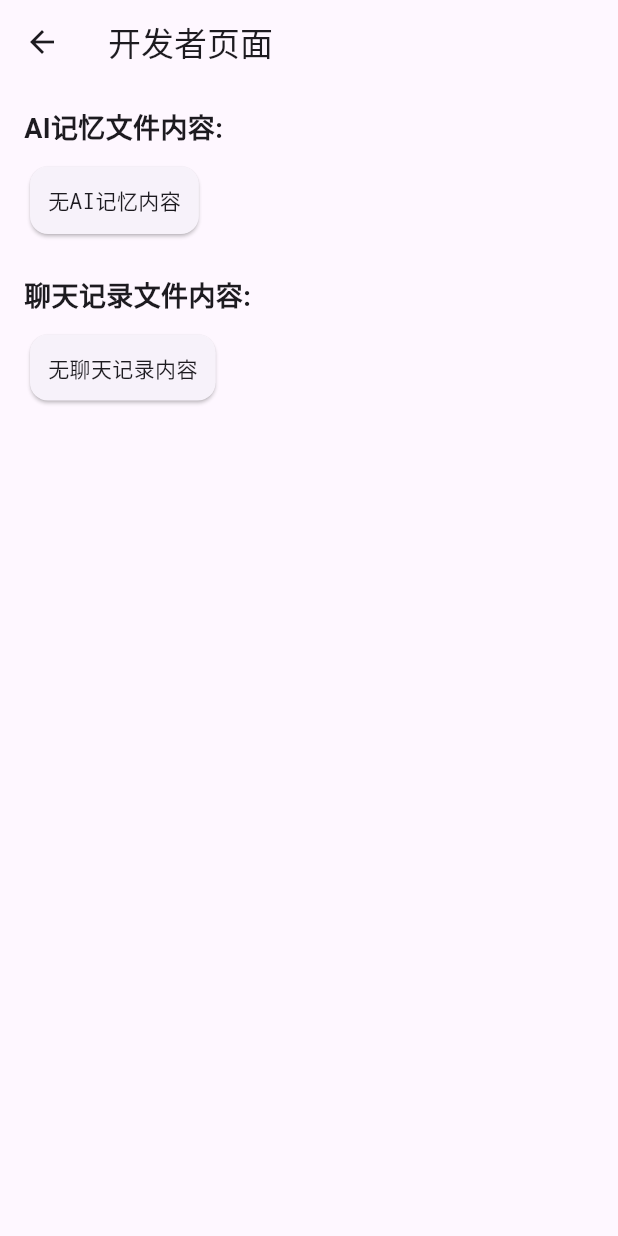
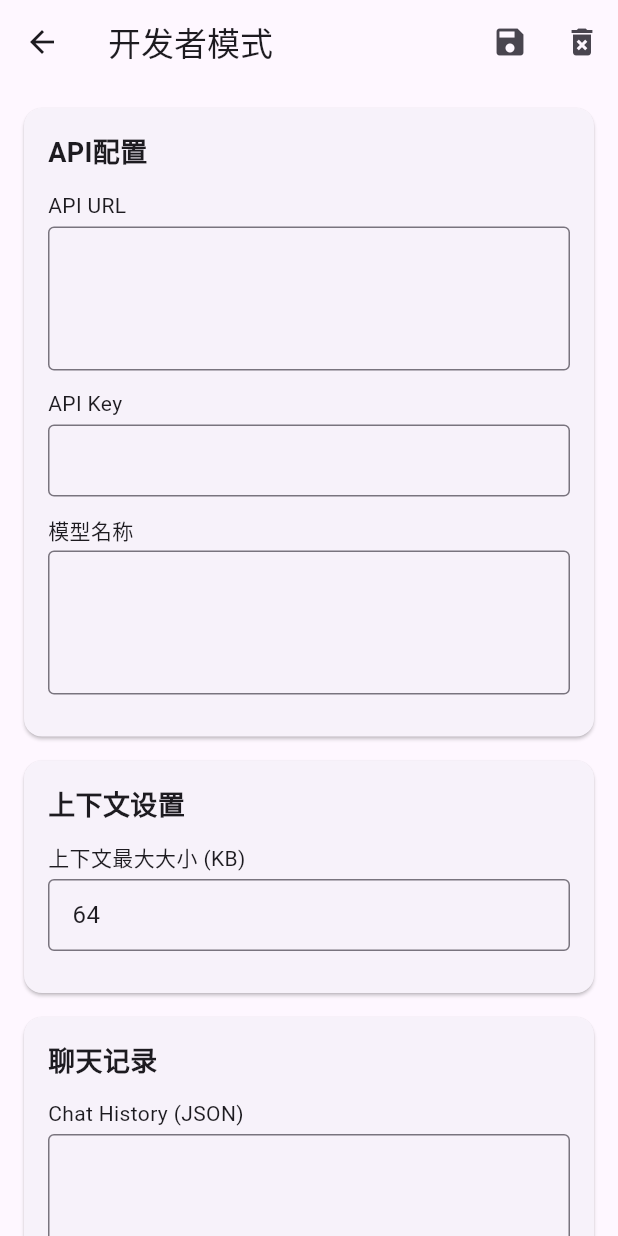
Before and after one commit to Linming-XHL/hufoxbot, a Flutter app: the DeveloperPage screen opened directly, on a phone screen of 412 x 824 dp. Run offline on Flutter 3.47's test engine with Material 3 defaults, Android fonts, the phone set to English and light mode, and no system bars; our stand-ins replace shared_preferences; accounts and stored records are empty.

Commit message:
v1.1.0: 添加消息管理、优化上下文控制、开发者页面等

```diff
--- a/lib/src/pages/developer_page.dart
+++ b/lib/src/pages/developer_page.dart
@@ -9,95 +9,184 @@ class DeveloperPage extends StatefulWidget {
 }
 
 class _DeveloperPageState extends State<DeveloperPage> {
-  String _aiMemoryContent = '';
-  String _chatHistoryContent = '';
+  final Map<String, dynamic> _data = {};
+  final Map<String, TextEditingController> _controllers = {};
   bool _isLoading = true;
 
   @override
   void initState() {
     super.initState();
-    _loadFiles();
+    _loadData();
   }
 
-  Future<void> _loadFiles() async {
+  @override
+  void dispose() {
+    for (var controller in _controllers.values) {
+      controller.dispose();
+    }
+    super.dispose();
+  }
+
+  Future<void> _loadData() async {
+    setState(() => _isLoading = true);
+
+    final apiConfig = await StorageService.getApiConfig();
+    final contextMaxSize = await StorageService.getContextMaxSize();
+    final chatHistory = await StorageService.getChatHistory();
+
     setState(() {
-      _isLoading = true;
+      _data['apiUrl'] = apiConfig?['apiUrl'] ?? '';
+      _data['apiKey'] = apiConfig?['apiKey'] ?? '';
+      _data['modelName'] = apiConfig?['modelName'] ?? '';
+      _data['contextMaxSize'] = contextMaxSize.toString();
+      _data['chatHistory'] = chatHistory ?? '';
+
+      _controllers['apiUrl'] = TextEditingController(text: _data['apiUrl']);
+      _controllers['apiKey'] = TextEditingController(text: _data['apiKey']);
+      _controllers['modelName'] = TextEditingController(text: _data['modelName']);
+      _controllers['contextMaxSize'] = TextEditingController(text: _data['contextMaxSize']);
+      _controllers['chatHistory'] = TextEditingController(text: _data['chatHistory']);
+
+      _isLoading = false;
     });
+  }
 
+  Future<void> _saveData() async {
     try {
-      // 加载AI记忆文件
-      final aiMemory = await StorageService.getAIMemory() ?? '无AI记忆内容';
+      await StorageService.saveApiConfig(
+        apiUrl: _controllers['apiUrl']!.text,
+        apiKey: _controllers['apiKey']!.text,
+        modelName: _controllers['modelName']!.text,
+      );
 
-      // 加载聊天记录文件
-      final chatHistory = await StorageService.getChatHistory() ?? '无聊天记录内容';
+      final contextSize = int.tryParse(_controllers['contextMaxSize']!.text) ?? 64;
+      await StorageService.saveContextMaxSize(contextSize);
 
-      setState(() {
-        _aiMemoryContent = aiMemory;
-        _chatHistoryContent = chatHistory;
-        _isLoading = false;
-      });
+      await StorageService.saveChatHistory(_controllers['chatHistory']!.text);
+
+      if (mounted) {
+        ScaffoldMessenger.of(context).showSnackBar(
+          const SnackBar(content: Text('保存成功')),
+        );
+      }
     } catch (e) {
-      setState(() {
-        _aiMemoryContent = '加载AI记忆失败: $e';
-        _chatHistoryContent = '加载聊天记录失败: $e';
-        _isLoading = false;
-      });
+      if (mounted) {
+        ScaffoldMessenger.of(context).showSnackBar(
+          SnackBar(content: Text('保存失败: $e')),
+        );
+      }
     }
+  }
+
+  Future<void> _clearAllData() async {
+    final confirm = await showDialog<bool>(
+      context: context,
+      builder: (context) => AlertDialog(
+        title: const Text('确认清除'),
+        content: const Text('确定要清除所有数据吗？此操作不可恢复。'),
+        actions: [
+          TextButton(
+            onPressed: () => Navigator.pop(context, false),
+            child: const Text('取消'),
+          ),
+          TextButton(
+            onPressed: () => Navigator.pop(context, true),
+            child: const Text('确定'),
+          ),
+        ],
+      ),
+    );
+
+    if (confirm == true) {
+      await StorageService.clearApiConfig();
+      await StorageService.clearChatHistory();
+      await _loadData();
+      if (mounted) {
+        ScaffoldMessenger.of(context).showSnackBar(
+          const SnackBar(content: Text('已清除所有数据')),
+        );
+      }
+    }
+  }
+
+  Widget _buildSection(String title, List<Widget> children) {
+    return Card(
+      margin: const EdgeInsets.all(8),
+      child: Padding(
+        padding: const EdgeInsets.all(16),
+        child: Column(
+          crossAxisAlignment: CrossAxisAlignment.start,
+          children: [
+            Text(
+              title,
+              style: const TextStyle(
+                fontSize: 18,
+                fontWeight: FontWeight.bold,
+              ),
+            ),
+            const SizedBox(height: 12),
+            ...children,
+          ],
+        ),
+      ),
+    );
+  }
+
+  Widget _buildTextField(String label, String key, {int maxLines = 3, bool obscure = false}) {
+    return Column(
+      crossAxisAlignment: CrossAxisAlignment.start,
+      children: [
+        Text(label),
+        const SizedBox(height: 4),
+        TextField(
+          controller: _controllers[key],
+          maxLines: maxLines,
+          obscureText: obscure,
+          decoration: const InputDecoration(
+            border: OutlineInputBorder(),
+            isDense: true,
+          ),
+        ),
+        const SizedBox(height: 12),
+      ],
+    );
   }
 
   @override
   Widget build(BuildContext context) {
     return Scaffold(
       appBar: AppBar(
-        title: const Text('开发者页面'),
+        title: const Text('开发者模式'),
+        actions: [
+          IconButton(
+            icon: const Icon(Icons.save),
+            onPressed: _saveData,
+            tooltip: '保存',
+          ),
+          IconButton(
+            icon: const Icon(Icons.delete_forever),
+            onPressed: _clearAllData,
+            tooltip: '清除所有数据',
+          ),
+        ],
       ),
       body: _isLoading
           ? const Center(child: CircularProgressIndicator())
-          : SingleChildScrollView(
-              padding: const EdgeInsets.all(16.0),
-              child: Column(
-                crossAxisAlignment: CrossAxisAlignment.start,
-                children: [
-                  // AI记忆文件内容
-                  const Text(
-                    'AI记忆文件内容:',
-                    style: TextStyle(
-                      fontSize: 18,
-                      fontWeight: FontWeight.bold,
-                    ),
-                  ),
-                  const SizedBox(height: 8),
-                  Card(
-                    child: Padding(
-                      padding: const EdgeInsets.all(12.0),
-                      child: Text(
-                        _aiMemoryContent,
-                        style: const TextStyle(fontFamily: 'Monospace'),
-                      ),
-                    ),
-                  ),
-                  const SizedBox(height: 24),
-
-                  // 聊天记录文件内容
-                  const Text(
-                    '聊天记录文件内容:',
-                    style: TextStyle(
-                      fontSize: 18,
-                      fontWeight: FontWeight.bold,
-                    ),
-                  ),
-                  const SizedBox(height: 8),
-                  Card(
-                    child: Padding(
-                      padding: const EdgeInsets.all(12.0),
-                      child: Text(
-                        _chatHistoryContent,
-                        style: const TextStyle(fontFamily: 'Monospace'),
-                      ),
-                    ),
-                  ),
-                ],
-              ),
+          : ListView(
+              padding: const EdgeInsets.all(8),
+              children: [
+                _buildSection('API配置', [
+                  _buildTextField('API URL', 'apiUrl'),
+                  _buildTextField('API Key', 'apiKey', obscure: true, maxLines: 1),
+                  _buildTextField('模型名称', 'modelName'),
+                ]),
+                _buildSection('上下文设置', [
+                  _buildTextField('上下文最大大小 (KB)', 'contextMaxSize', maxLines: 1),
+                ]),
+                _buildSection('聊天记录', [
+                  _buildTextField('Chat History (JSON)', 'chatHistory', maxLines: 15),
+                ]),
+              ],
             ),
     );
   }
--- a/lib/src/services/storage_service.dart
+++ b/lib/src/services/storage_service.dart
@@ -1,13 +1,11 @@
 import 'package:shared_preferences/shared_preferences.dart';
 
 class StorageService {
-  // 常量键名
   static const String _keyFirstUse = 'first_use';
   static const String _keyApiUrl = 'api_url';
   static const String _keyApiKey = 'api_key';
   static const String _keyModelName = 'model_name';
-  static const String _keyContextLength = 'context_length';
-  static const String _keyAIMemory = 'ai_memory';
+  static const String _keyContextLength = 'context_max_size';
   static const String _keyChatHistory = 'chat_history';
 
 
@@ -70,37 +68,17 @@ class StorageService {
     await setFirstUse(true);
   }
 
-  // 保存上下文长度（2-7条）
-  static Future<void> saveContextLength(int length) async {
-    // 确保上下文长度在2-7之间
-    final validLength = length.clamp(2, 7);
+  // 保存上下文最大数据大小（8-128 KB）
+  static Future<void> saveContextMaxSize(int sizeKB) async {
+    final validSize = sizeKB.clamp(8, 128);
     final prefs = await _getPrefs();
-    await prefs.setInt(_keyContextLength, validLength);
+    await prefs.setInt(_keyContextLength, validSize);
   }
 
-  // 获取上下文长度
-  static Future<int> getContextLength() async {
+  // 获取上下文最大数据大小
+  static Future<int> getContextMaxSize() async {
     final prefs = await _getPrefs();
-    // 默认上下文长度为4
-    return prefs.getInt(_keyContextLength) ?? 4;
-  }
-
-  // 保存AI记忆
-  static Future<void> saveAIMemory(String memory) async {
-    final prefs = await _getPrefs();
-    await prefs.setString(_keyAIMemory, memory);
-  }
-
-  // 获取AI记忆
-  static Future<String?> getAIMemory() async {
-    final prefs = await _getPrefs();
-    return prefs.getString(_keyAIMemory);
-  }
-
-  // 清除AI记忆
-  static Future<void> clearAIMemory() async {
-    final prefs = await _getPrefs();
-    await prefs.remove(_keyAIMemory);
+    return prefs.getInt(_keyContextLength) ?? 64;
   }
 
   // 保存聊天记录
@@ -120,4 +98,10 @@ class StorageService {
     final prefs = await _getPrefs();
     await prefs.remove(_keyChatHistory);
   }
+
+  // 清除所有数据（保留API配置）
+  static Future<void> clearAllData() async {
+    final prefs = await _getPrefs();
+    await prefs.remove(_keyChatHistory);
+  }
 }
--- a/pubspec.yaml
+++ b/pubspec.yaml
@@ -1,5 +1,5 @@
 name: foxhu_bot_offline
-version: 1.0.0+1
+version: 1.1.0+2
 description: 狐狐伯特 - Offline节点，一个离线AI应用
 environment:
   sdk: '>=3.0.0 <4.0.0'
```
Also changed, not shown: lib/main.dart (+16 -0 lines), lib/src/pages/home_page.dart (+40 -34 lines), lib/src/pages/settings_page.dart (+72 -91 lines), lib/src/services/openai_service.dart (+95 -37 lines), 3 other files.
